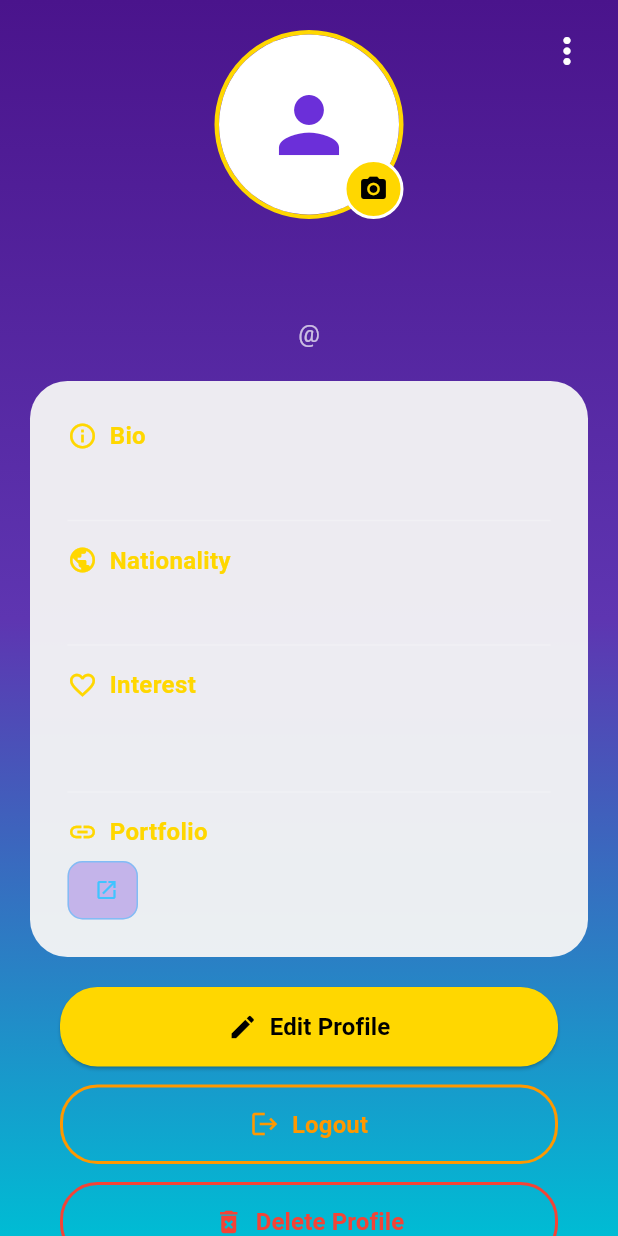
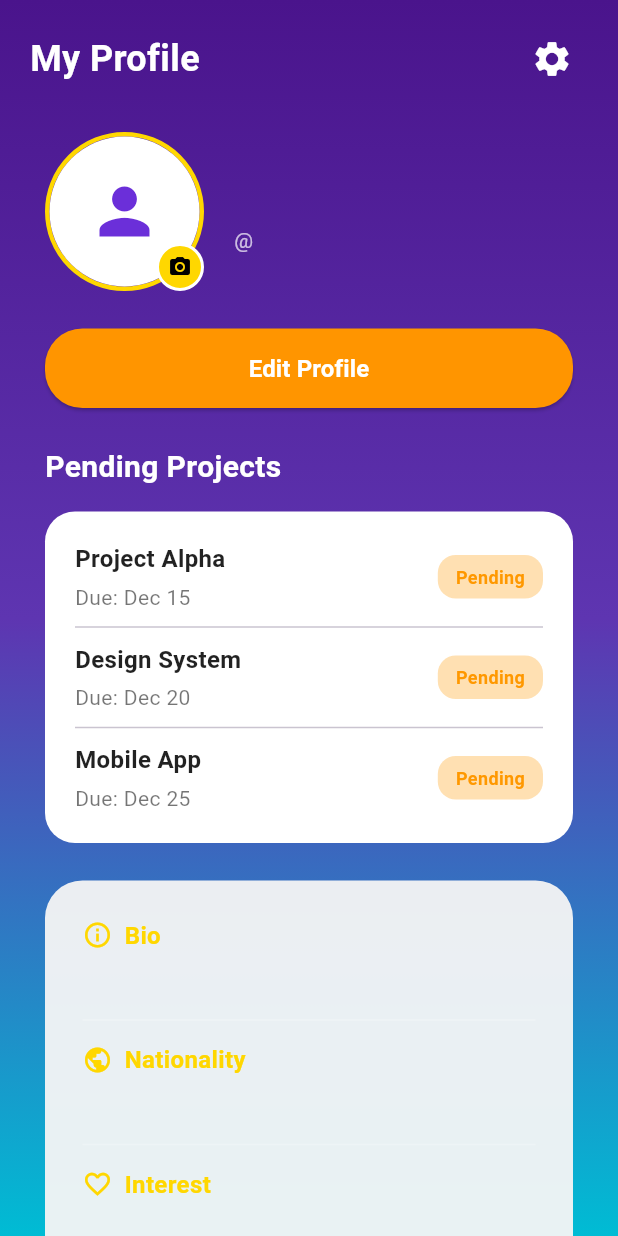
Before and after one commit to yusfmohamed/Collabify, a Flutter app: the ProfileScreen screen opened directly with empty values, on a phone screen of 412 x 824 dp. Run offline on Flutter 3.47's test engine with Material 3 defaults, Android fonts, the phone set to English and light mode, and no system bars; our stand-ins replace curved_navigation_bar, file_picker, image_picker, shared_preferences; accounts and stored records are empty.

Commit message:
update profile screen

```diff
--- a/lib/screens/profile_screen.dart
+++ b/lib/screens/profile_screen.dart
@@ -33,7 +33,6 @@ class _ProfileScreenState extends State<ProfileScreen> {
   }
 
   Future<void> _launchURL(String url) async {
-    // Add https:// if not present
     String finalUrl = url;
     if (!url.startsWith('http://') && !url.startsWith('https://')) {
       finalUrl = 'https://$url';
@@ -96,7 +95,7 @@ class _ProfileScreenState extends State<ProfileScreen> {
             ),
             ElevatedButton(
               onPressed: () {
-                Navigator.pop(context); // Close dialog
+                Navigator.pop(context);
                 _performLogout();
               },
               style: ElevatedButton.styleFrom(
@@ -117,7 +116,6 @@ class _ProfileScreenState extends State<ProfileScreen> {
   }
 
   void _performLogout() {
-    // Navigate back to sign in screen and remove all previous routes
     Navigator.pushNamedAndRemoveUntil(
       context,
       AppRoutes.signIn,
@@ -169,7 +167,7 @@ class _ProfileScreenState extends State<ProfileScreen> {
             ),
             ElevatedButton(
               onPressed: () async {
-                Navigator.pop(context); // Close dialog
+                Navigator.pop(context);
                 await _deleteProfile();
               },
               style: ElevatedButton.styleFrom(
@@ -201,7 +199,6 @@ class _ProfileScreenState extends State<ProfileScreen> {
           ),
         );
 
-        // Navigate back to sign in screen
         Navigator.pushNamedAndRemoveUntil(
           context,
           AppRoutes.signIn,
@@ -323,8 +320,30 @@ class _ProfileScreenState extends State<ProfileScreen> {
   }
 
   Widget _buildEmptyProfile() {
-    return Padding(
-      padding: const EdgeInsets.only(bottom: 80.0),
+    return Column(
+      children: [
+        // Header
+        Container(
+          padding: const EdgeInsets.symmetric(horizontal: 20, vertical: 15),
+          child: Row(
+            mainAxisAlignment: MainAxisAlignment.spaceBetween,
+            children: [
+              const Text(
+                'My Profile',
+                style: TextStyle(
+                  fontSize: 24,
+                  fontWeight: FontWeight.bold,
+                  color: Colors.white,
+                ),
+              ),
+              IconButton(
+                onPressed: _showOptionsMenu,
+                icon: const Icon(Icons.settings, color: Colors.white, size: 28),
+              ),
+            ],
+          ),
+        ),
+        Expanded(
           child: Center(
             child: Column(
               mainAxisAlignment: MainAxisAlignment.center,
@@ -356,7 +375,9 @@ class _ProfileScreenState extends State<ProfileScreen> {
                   ),
                 ),
                 const SizedBox(height: 20),
-            ElevatedButton(
+                Padding(
+                  padding: const EdgeInsets.symmetric(horizontal: 40),
+                  child: ElevatedButton(
                     onPressed: () {
                       Navigator.pushNamed(
                         context,
@@ -366,10 +387,11 @@ class _ProfileScreenState extends State<ProfileScreen> {
                     },
                     style: ElevatedButton.styleFrom(
                       backgroundColor: const Color(0xFFFFD700),
-                padding: const EdgeInsets.symmetric(horizontal: 30, vertical: 15),
+                      padding: const EdgeInsets.symmetric(vertical: 15),
                       shape: RoundedRectangleBorder(
                         borderRadius: BorderRadius.circular(25),
                       ),
+                      minimumSize: const Size(double.infinity, 50),
                     ),
                     child: const Text(
                       'Complete Profile',
@@ -380,21 +402,54 @@ class _ProfileScreenState extends State<ProfileScreen> {
                       ),
                     ),
                   ),
+                ),
               ],
             ),
           ),
+        ),
+      ],
     );
   }
 
   Widget _buildProfileContent() {
-    return Stack(
+    return Column(
       children: [
-        SingleChildScrollView(
+        // Header with Settings
+        Container(
+          padding: const EdgeInsets.symmetric(horizontal: 20, vertical: 15),
+          child: Row(
+            mainAxisAlignment: MainAxisAlignment.spaceBetween,
+            children: [
+              const Text(
+                'My Profile',
+                style: TextStyle(
+                  fontSize: 24,
+                  fontWeight: FontWeight.bold,
+                  color: Colors.white,
+                ),
+              ),
+              IconButton(
+                onPressed: _showOptionsMenu,
+                icon: const Icon(Icons.settings, color: Colors.white, size: 28),
+              ),
+            ],
+          ),
+        ),
+
+        Expanded(
+          child: SingleChildScrollView(
             child: Padding(
-            padding: const EdgeInsets.only(bottom: 100.0, top: 20),
+              padding: const EdgeInsets.only(bottom: 30),
               child: Column(
                 children: [
-                // Profile Photo with edit button
+                  const SizedBox(height: 10),
+
+                  // Profile Section
+                  Padding(
+                    padding: const EdgeInsets.symmetric(horizontal: 30),
+                    child: Row(
+                      children: [
+                        // Profile Photo
                         Stack(
                           children: [
                             _buildProfilePhoto(),
@@ -410,7 +465,7 @@ class _ProfileScreenState extends State<ProfileScreen> {
                                   ).then((_) => _loadProfile());
                                 },
                                 child: Container(
-                          padding: const EdgeInsets.all(8),
+                                  padding: const EdgeInsets.all(6),
                                   decoration: BoxDecoration(
                                     color: const Color(0xFFFFD700),
                                     shape: BoxShape.circle,
@@ -418,7 +473,7 @@ class _ProfileScreenState extends State<ProfileScreen> {
                                   ),
                                   child: const Icon(
                                     Icons.camera_alt,
-                            size: 20,
+                                    size: 16,
                                     color: Colors.black,
                                   ),
                                 ),
@@ -426,32 +481,112 @@ class _ProfileScreenState extends State<ProfileScreen> {
                             ),
                           ],
                         ),
-                const SizedBox(height: 20),
+                        const SizedBox(width: 20),
 
-                // Full Name
+                        // Name and Username
+                        Expanded(
+                          child: Column(
+                            crossAxisAlignment: CrossAxisAlignment.start,
+                            children: [
                               Text(
                                 _profileData!.fullName,
                                 style: const TextStyle(
-                    fontSize: 28,
+                                  fontSize: 24,
+                                  fontWeight: FontWeight.bold,
+                                  color: Colors.white,
+                                ),
+                                maxLines: 2,
+                                overflow: TextOverflow.ellipsis,
+                              ),
+                              const SizedBox(height: 5),
+                              Text(
+                                '@${widget.username}',
+                                style: const TextStyle(
+                                  fontSize: 14,
+                                  color: Colors.white70,
+                                ),
+                              ),
+                            ],
+                          ),
+                        ),
+                      ],
+                    ),
+                  ),
+
+                  const SizedBox(height: 25),
+
+                  // Edit Profile Button
+                  Padding(
+                    padding: const EdgeInsets.symmetric(horizontal: 30),
+                    child: ElevatedButton(
+                      onPressed: () {
+                        Navigator.pushNamed(
+                          context,
+                          '/profile-info',
+                          arguments: {'username': widget.username},
+                        ).then((_) => _loadProfile());
+                      },
+                      style: ElevatedButton.styleFrom(
+                        backgroundColor: const Color(0xFFFF9500),
+                        padding: const EdgeInsets.symmetric(vertical: 15),
+                        shape: RoundedRectangleBorder(
+                          borderRadius: BorderRadius.circular(25),
+                        ),
+                        minimumSize: const Size(double.infinity, 50),
+                      ),
+                      child: const Text(
+                        'Edit Profile',
+                        style: TextStyle(
+                          color: Colors.white,
+                          fontSize: 16,
+                          fontWeight: FontWeight.bold,
+                        ),
+                      ),
+                    ),
+                  ),
+
+                  const SizedBox(height: 25),
+
+                  // Pending Projects Section
+                  Padding(
+                    padding: const EdgeInsets.symmetric(horizontal: 30),
+                    child: Column(
+                      crossAxisAlignment: CrossAxisAlignment.start,
+                      children: [
+                        const Text(
+                          'Pending Projects',
+                          style: TextStyle(
+                            fontSize: 20,
                             fontWeight: FontWeight.bold,
                             color: Colors.white,
                           ),
                         ),
-                const SizedBox(height: 5),
-
-                // Username
-                Text(
-                  '@${widget.username}',
-                  style: const TextStyle(
-                    fontSize: 16,
-                    color: Colors.white70,
+                        const SizedBox(height: 15),
+                        Container(
+                          padding: const EdgeInsets.all(20),
+                          decoration: BoxDecoration(
+                            color: Colors.white,
+                            borderRadius: BorderRadius.circular(20),
+                          ),
+                          child: Column(
+                            children: [
+                              _buildProjectItem('Project Alpha', 'Due: Dec 15'),
+                              const Divider(height: 20),
+                              _buildProjectItem('Design System', 'Due: Dec 20'),
+                              const Divider(height: 20),
+                              _buildProjectItem('Mobile App', 'Due: Dec 25'),
+                            ],
                           ),
                         ),
-                const SizedBox(height: 20),
+                      ],
+                    ),
+                  ),
 
-                // Info Cards Container
+                  const SizedBox(height: 25),
+
+                  // Profile Info Card
                   Container(
-                  margin: const EdgeInsets.symmetric(horizontal: 20),
+                    margin: const EdgeInsets.symmetric(horizontal: 30),
                     padding: const EdgeInsets.all(25),
                     decoration: BoxDecoration(
                       color: AppColors.cardBackground.withOpacity(0.95),
@@ -520,48 +655,14 @@ class _ProfileScreenState extends State<ProfileScreen> {
                       ],
                     ),
                   ),
-                const SizedBox(height: 20),
+
+                  const SizedBox(height: 25),
 
                   // Action Buttons
                   Padding(
-                  padding: const EdgeInsets.symmetric(horizontal: 40),
+                    padding: const EdgeInsets.symmetric(horizontal: 30),
                     child: Column(
                       children: [
-                      // Edit Profile Button
-                      ElevatedButton(
-                        onPressed: () {
-                          Navigator.pushNamed(
-                            context,
-                            '/profile-info',
-                            arguments: {'username': widget.username},
-                          ).then((_) => _loadProfile());
-                        },
-                        style: ElevatedButton.styleFrom(
-                          backgroundColor: const Color(0xFFFFD700),
-                          padding: const EdgeInsets.symmetric(vertical: 15),
-                          shape: RoundedRectangleBorder(
-                            borderRadius: BorderRadius.circular(25),
-                          ),
-                          minimumSize: const Size(double.infinity, 50),
-                        ),
-                        child: const Row(
-                          mainAxisAlignment: MainAxisAlignment.center,
-                          children: [
-                            Icon(Icons.edit, color: Colors.black, size: 20),
-                            SizedBox(width: 8),
-                            Text(
-                              'Edit Profile',
-                              style: TextStyle(
-                                color: Colors.black,
-                                fontSize: 16,
-                                fontWeight: FontWeight.bold,
-                              ),
-                            ),
-                          ],
-                        ),
-                      ),
-                      const SizedBox(height: 12),
-
                         // Logout Button
                         OutlinedButton(
                           onPressed: _showLogoutDialog,
@@ -625,14 +726,50 @@ class _ProfileScreenState extends State<ProfileScreen> {
               ),
             ),
           ),
+        ),
+      ],
+    );
+  }
 
-        // Settings/Options button in top right
-        Positioned(
-          top: 10,
-          right: 10,
-          child: IconButton(
-            onPressed: _showOptionsMenu,
-            icon: const Icon(Icons.more_vert, color: Colors.white, size: 28),
+  Widget _buildProjectItem(String title, String subtitle) {
+    return Row(
+      children: [
+        Expanded(
+          child: Column(
+            crossAxisAlignment: CrossAxisAlignment.start,
+            children: [
+              Text(
+                title,
+                style: const TextStyle(
+                  fontSize: 16,
+                  fontWeight: FontWeight.bold,
+                  color: Colors.black87,
+                ),
+              ),
+              const SizedBox(height: 4),
+              Text(
+                subtitle,
+                style: const TextStyle(
+                  fontSize: 14,
+                  color: Colors.black54,
+                ),
+              ),
+            ],
+          ),
+        ),
+        Container(
+          padding: const EdgeInsets.symmetric(horizontal: 12, vertical: 6),
+          decoration: BoxDecoration(
+            color: Colors.orange.shade100,
+            borderRadius: BorderRadius.circular(12),
+          ),
+          child: const Text(
+            'Pending',
+            style: TextStyle(
+              fontSize: 12,
+              fontWeight: FontWeight.bold,
+              color: Colors.orange,
+            ),
           ),
         ),
       ],
@@ -648,7 +785,7 @@ class _ProfileScreenState extends State<ProfileScreen> {
           border: Border.all(color: const Color(0xFFFFD700), width: 3),
         ),
         child: CircleAvatar(
-          radius: 60,
+          radius: 50,
           backgroundImage: FileImage(File(_profileData!.profilePhotoPath!)),
           backgroundColor: Colors.white,
         ),
@@ -660,11 +797,11 @@ class _ProfileScreenState extends State<ProfileScreen> {
           border: Border.all(color: const Color(0xFFFFD700), width: 3),
         ),
         child: const CircleAvatar(
-          radius: 60,
+          radius: 50,
           backgroundColor: Colors.white,
           child: Icon(
             Icons.person,
-            size: 60,
+            size: 50,
             color: Color(0xFF6B2FD9),
           ),
         ),
```
Also changed, not shown: 1 other file. Lines whose indentation alone changed are shown as unchanged.
